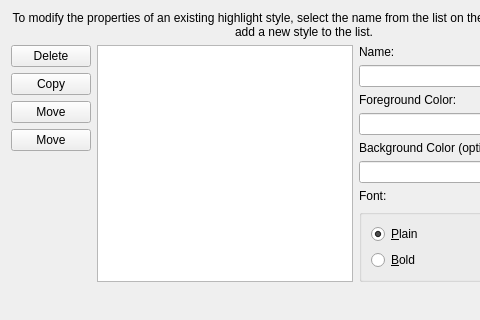
Above: source/ui/DialogDrawingStyles.ui from eteran/nedit-ng before the change; both pictures show x 0 to 480 and y 0 to 320 of the 608 by 408 pixel window. Below: the same form after it.
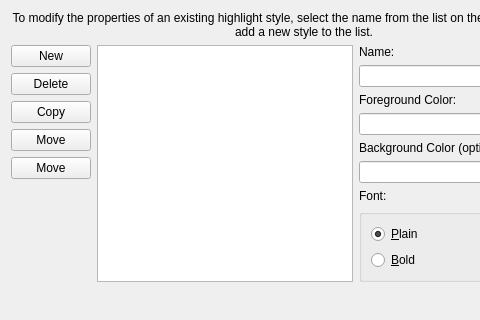
That is the form after the change. Icons and pictures are not drawn.

Commit message: style dialog other minor fixes stubbed out some code as well

Patch:
```diff
--- a/source/ui/DialogDrawingStyles.ui
+++ b/source/ui/DialogDrawingStyles.ui
@@ -33,6 +33,18 @@
       <layout class="QHBoxLayout" name="horizontalLayout">
        <item>
         <layout class="QVBoxLayout" name="verticalLayout">
+         <item>
+          <widget class="QPushButton" name="buttonNew">
+           <property name="text">
+            <string>New</string>
+           </property>
+           <property name="icon">
+            <iconset theme="document-new">
+             <normaloff/>
+            </iconset>
+           </property>
+          </widget>
+         </item>
          <item>
           <widget class="QPushButton" name="buttonDelete">
            <property name="text">
```
The commit also changes 10 other files.
